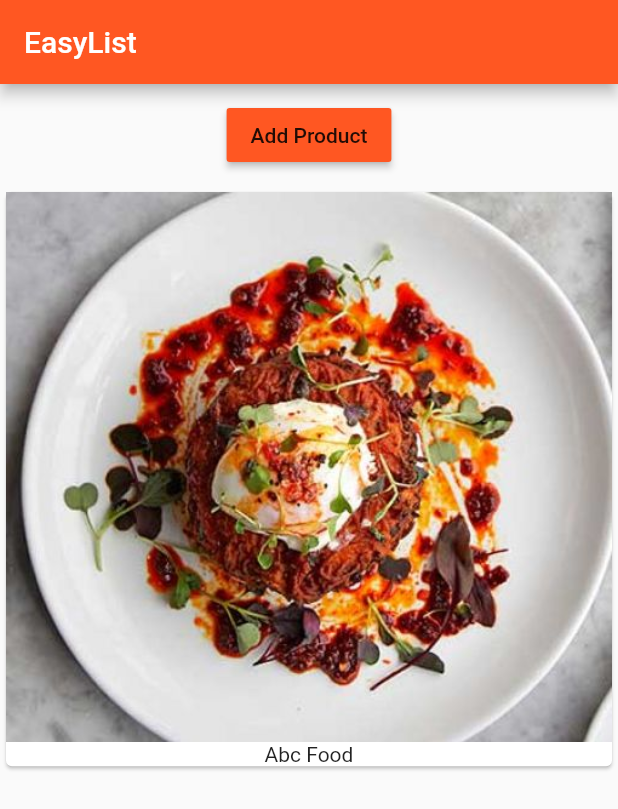
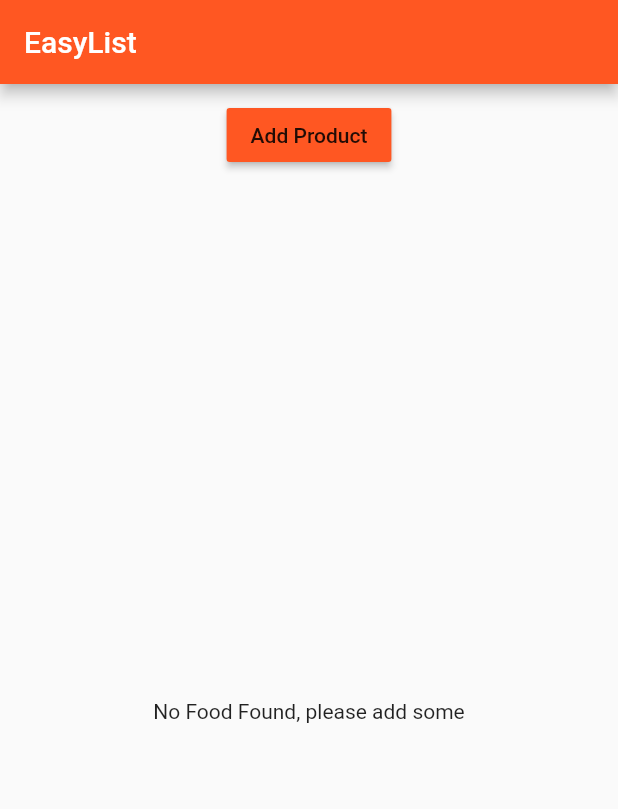
Before and after one commit to ranasl62/1st-flutter-app, a Flutter app: the screen it shows after launch, on a phone screen of 412 x 824 dp. Shown: the top 809 px of the screen. Run offline on Flutter 3.47's test engine with Material 2 defaults, Android fonts, the phone set to English and light mode, and no system bars.

Commit message:
render conditionally

```diff
--- a/lib/main.dart
+++ b/lib/main.dart
@@ -22,7 +22,7 @@ class MyApp extends StatelessWidget {
         appBar: AppBar(
           title: Text('EasyList'),
         ),
-        body: ProductManager(startingProduct: 'Abc Food'),
+        body: ProductManager(),
       ),
     );
   }
--- a/lib/product.dart
+++ b/lib/product.dart
@@ -16,9 +16,9 @@ class Product extends StatelessWidget {
 
   @override
   Widget build(BuildContext context) {
-    return ListView.builder(
+    return products.length > 0 ? ListView.builder(
       itemBuilder: _buildProductItem,
       itemCount: products.length,
-    );
+    ):Center(child: Text('No Food Found, please add some'),);
   }
 }
--- a/lib/product_manager.dart
+++ b/lib/product_manager.dart
@@ -4,7 +4,7 @@ import 'package:flutter/material.dart';
 
 class ProductManager extends StatefulWidget {
   String startingProduct;
-  ProductManager({this.startingProduct = 'Default Value'});
+  ProductManager({this.startingProduct});
   @override
   State<StatefulWidget> createState() {
     return _ProductManagerState();
@@ -15,7 +15,10 @@ class _ProductManagerState extends State<ProductManager> {
   List<String> _products = [];
   @override
   void initState() {
-    _products.add(widget.startingProduct);
+    if (widget.startingProduct != null){
+       _products.add(widget.startingProduct);
+    }
+
     super.initState();
   }
 
```
